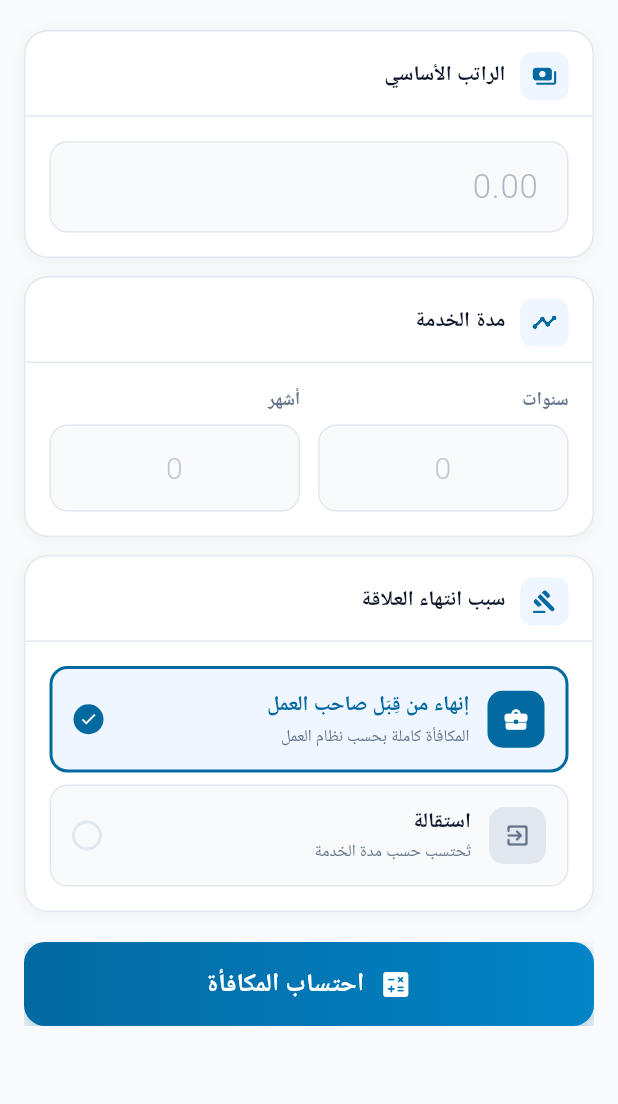
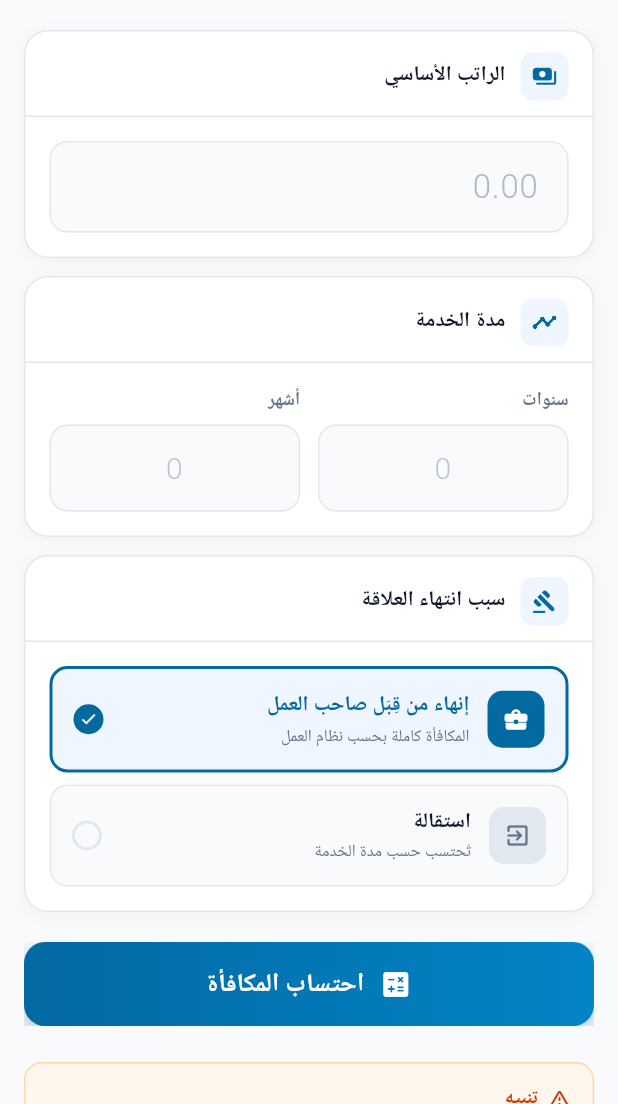
Before and after one commit to rasheed79/eos-calculator, a Flutter app: the screen it shows after launch, on a phone screen of 412 x 824 dp, the part 132-1236 px from its top. Run offline on Flutter 3.47's test engine with Material 3 defaults, Android fonts, the light colour scheme and no system bars; our stand-ins replace google_mobile_ads, in_app_review; network calls fail; Roboto replaces fonts that are missing (Cairo).

Commit message:
Refactor code structure for improved readability and maintainability

```diff
--- a/lib/main.dart
+++ b/lib/main.dart
@@ -5,6 +5,7 @@ import 'package:flutter_localizations/flutter_localizations.dart';
 import 'package:google_mobile_ads/google_mobile_ads.dart';
 import 'package:in_app_review/in_app_review.dart';
 import 'package:intl/intl.dart';
+import 'package:url_launcher/url_launcher.dart';
 
 // ui-ux-pro-max: Financial Dashboard + Trust & Authority
 // Primary: #0F172A | CTA: #0369A1 | Profit: #22C55E | BG: #F8FAFC
@@ -240,6 +241,8 @@ class _CalculatorScreenState extends State<CalculatorScreen>
                       ),
                     ),
                   ],
+                  const SizedBox(height: 24),
+                  const _DisclaimerFooter(),
                 ],
               ),
             ),
@@ -293,6 +296,75 @@ class _Header extends StatelessWidget {
                 Text('وفق نظام العمل السعودي',
                     style: TextStyle(color: Color(0xFF94A3B8), fontSize: 12, fontWeight: FontWeight.w500)),
               ],
+            ),
+          ),
+        ],
+      ),
+    );
+  }
+}
+
+// ── Disclaimer + Source ─────────────────────────────────────────────────────
+
+class _DisclaimerFooter extends StatelessWidget {
+  const _DisclaimerFooter();
+
+  static const _sourceUrl = 'https://hrsd.gov.sa';
+
+  Future<void> _openSource() async {
+    final uri = Uri.parse(_sourceUrl);
+    await launchUrl(uri, mode: LaunchMode.externalApplication);
+  }
+
+  @override
+  Widget build(BuildContext context) {
+    return Container(
+      padding: const EdgeInsets.all(14),
+      decoration: BoxDecoration(
+        color: const Color(0xFFFFF7ED),
+        borderRadius: BorderRadius.circular(12),
+        border: Border.all(color: const Color(0xFFFED7AA)),
+      ),
+      child: Column(
+        crossAxisAlignment: CrossAxisAlignment.start,
+        children: [
+          const Row(
+            children: [
+              Icon(Icons.warning_amber_rounded, color: Color(0xFFC2410C), size: 16),
+              SizedBox(width: 6),
+              Text('تنبيه',
+                  style: TextStyle(fontSize: 13, fontWeight: FontWeight.w800, color: Color(0xFFC2410C))),
+            ],
+          ),
+          const SizedBox(height: 6),
+          const Text(
+            'هذا التطبيق غير تابع لأي جهة حكومية ولا يمثل وزارة الموارد البشرية والتنمية الاجتماعية. '
+            'النتائج تقديرية للاسترشاد فقط، والمرجع الرسمي هو نظام العمل السعودي.',
+            style: TextStyle(fontSize: 12, color: _muted, height: 1.6),
+          ),
+          const SizedBox(height: 10),
+          InkWell(
+            onTap: _openSource,
+            borderRadius: BorderRadius.circular(8),
+            child: const Padding(
+              padding: EdgeInsets.symmetric(vertical: 4),
+              child: Row(
+                children: [
+                  Icon(Icons.link_rounded, color: _blue, size: 16),
+                  SizedBox(width: 6),
+                  Expanded(
+                    child: Text(
+                      'المصدر الرسمي: وزارة الموارد البشرية — hrsd.gov.sa',
+                      style: TextStyle(
+                        fontSize: 12,
+                        color: _blue,
+                        fontWeight: FontWeight.w700,
+                        decoration: TextDecoration.underline,
+                      ),
+                    ),
+                  ),
+                ],
+              ),
             ),
           ),
         ],
--- a/pubspec.yaml
+++ b/pubspec.yaml
@@ -15,6 +15,7 @@ dependencies:
   google_mobile_ads: ^5.1.0
   intl: ^0.20.2
   in_app_review: ^2.0.9
+  url_launcher: ^6.3.0
 
 dev_dependencies:
   flutter_test:
```
Also changed, not shown: .playwright-mcp/page-2026-06-09T18-59-15-527Z.png (added), .playwright-mcp/page-2026-06-09T19-00-03-904Z.png (added), pubspec.lock, 1 other file.
